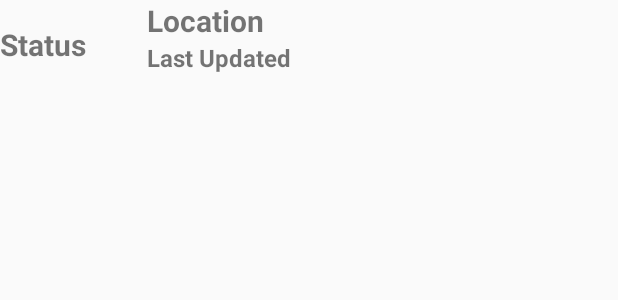
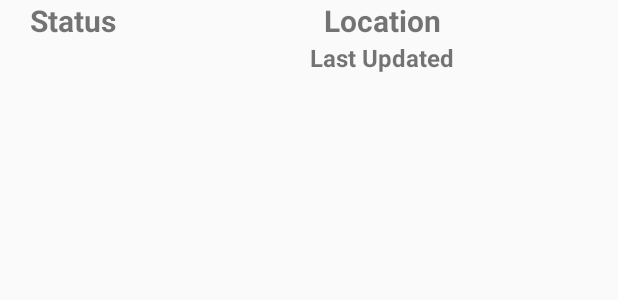
Before and after one commit to fzkfzkqq/mapboxv1.0, an Android app: the layout bushfire_item_list.xml on its own in the app's theme, with its tools: preview values and no code run, on a phone screen of 412 x 824 dp. Shown: the top 300 px of the screen. Run offline under Robolectric (Android 15) with nearby library versions, the phone set to English and light mode, and no system bars.

Commit message:
changes to list

```diff
--- a/app/src/main/res/layout/bushfire_item_list.xml
+++ b/app/src/main/res/layout/bushfire_item_list.xml
@@ -2,12 +2,15 @@
 <LinearLayout xmlns:android="http://schemas.android.com/apk/res/android"
     android:layout_width="match_parent"
     android:layout_height="wrap_content"
+    android:orientation="vertical">
+
+<LinearLayout
+    android:layout_width="match_parent"
+    android:layout_height="wrap_content"
     android:orientation="horizontal">
-
-
     <LinearLayout
         android:layout_width="100dp"
-        android:layout_height="match_parent"
+        android:layout_height="wrap_content"
         android:orientation="vertical"
         android:layout_weight="1"
         android:gravity="center"
@@ -18,8 +21,11 @@
             android:layout_width="match_parent"
             android:layout_height="wrap_content"
             android:text="Status"
+            android:gravity="center"
             android:textSize="20sp"
-            android:textStyle="bold"></TextView>
+            android:textStyle="bold">
+
+        </TextView>
 
     </LinearLayout>
     <LinearLayout
@@ -35,7 +41,8 @@
         android:layout_height="wrap_content"
         android:text="Location"
         android:textSize="20sp"
-        android:textStyle="bold">
+        android:textStyle="bold"
+        android:gravity="center">
 
     </TextView>
 
@@ -46,8 +53,59 @@
         android:layout_marginBottom="10dp"
         android:text="Last Updated"
         android:textSize="16sp"
-        android:textStyle="bold">
+        android:textStyle="bold"
+        android:gravity="center">
         </TextView>
     </LinearLayout>
+</LinearLayout>
+
+<!--<LinearLayout-->
+<!--    android:layout_width="match_parent"-->
+<!--    android:layout_height="match_parent"-->
+<!--    android:orientation="vertical"-->
+<!--    android:clickable="true"-->
+<!--    android:visibility="visible"-->
+<!--    android:id="@+id/lpulldown">-->
+<!--    <LinearLayout-->
+<!--        android:layout_width="match_parent"-->
+<!--        android:layout_height="match_parent"-->
+<!--        android:orientation="horizontal"-->
+<!--        >-->
+<!--        <TextView-->
+<!--            android:layout_width="match_parent"-->
+<!--            android:layout_height="match_parent"-->
+<!--            android:id="@+id/lat"-->
+<!--            android:text="FUCK YOU BITCH">-->
+<!--        </TextView>-->
+<!--        <TextView-->
+<!--            android:layout_width="match_parent"-->
+<!--            android:layout_height="match_parent"-->
+<!--            android:id="@+id/longi"-->
+<!--            android:text="FUCK YOU BITCH">-->
+<!--        </TextView>-->
+
+<!--    </LinearLayout>-->
+
+<!--    <LinearLayout-->
+
+<!--        android:layout_width="match_parent"-->
+<!--        android:layout_height="match_parent"-->
+<!--        android:orientation="horizontal"-->
+<!--        android:visibility="gone">-->
+<!--        <TextView-->
+<!--            android:layout_width="match_parent"-->
+<!--            android:layout_height="match_parent"-->
+<!--            android:id="@+id/loc"-->
+<!--            android:text="FUCK YOU BITCH">-->
+<!--        </TextView>-->
+<!--        <TextView-->
+<!--            android:layout_width="match_parent"-->
+<!--            android:layout_height="match_parent"-->
+<!--            android:id="@+id/stat"-->
+<!--            android:text="FUCK YOU BITCH">-->
+<!--        </TextView>-->
+
+<!--    </LinearLayout>-->
+<!--</LinearLayout>-->
 
 </LinearLayout>
--- a/app/src/main/res/layout/view_bushfirelow.xml
+++ b/app/src/main/res/layout/view_bushfirelow.xml
@@ -1,6 +1,6 @@
 <RelativeLayout
     xmlns:android="http://schemas.android.com/apk/res/android"
-    android:layout_width="wrap_content" android:layout_height="wrap_content"
+    android:layout_width="match_parent" android:layout_height="wrap_content"
     android:orientation="vertical">
     <ScrollView
         android:layout_height="match_parent"
--- a/app/src/main/res/layout/view_highbushfire.xml
+++ b/app/src/main/res/layout/view_highbushfire.xml
@@ -1,6 +1,6 @@
 <RelativeLayout
     xmlns:android="http://schemas.android.com/apk/res/android"
-    android:layout_width="wrap_content" android:layout_height="wrap_content"
+    android:layout_width="match_parent" android:layout_height="wrap_content"
     android:orientation="vertical">
     <ScrollView
         android:layout_height="match_parent"
--- a/app/src/main/res/layout/view_highflood.xml
+++ b/app/src/main/res/layout/view_highflood.xml
@@ -1,6 +1,6 @@
 <RelativeLayout
     xmlns:android="http://schemas.android.com/apk/res/android"
-    android:layout_width="wrap_content" android:layout_height="wrap_content"
+    android:layout_width="match_parent" android:layout_height="wrap_content"
     android:orientation="vertical">
     <ScrollView
         android:layout_height="match_parent"
--- a/app/src/main/res/layout/view_lowflood.xml
+++ b/app/src/main/res/layout/view_lowflood.xml
@@ -1,6 +1,6 @@
 <RelativeLayout
     xmlns:android="http://schemas.android.com/apk/res/android"
-    android:layout_width="wrap_content" android:layout_height="wrap_content"
+    android:layout_width="match_parent" android:layout_height="wrap_content"
     android:orientation="vertical">
     <ScrollView
         android:layout_height="match_parent"
--- a/app/src/main/res/layout/view_medflood.xml
+++ b/app/src/main/res/layout/view_medflood.xml
@@ -1,6 +1,6 @@
 <RelativeLayout
     xmlns:android="http://schemas.android.com/apk/res/android"
-    android:layout_width="wrap_content" android:layout_height="wrap_content"
+    android:layout_width="match_parent" android:layout_height="wrap_content"
     android:orientation="vertical">
     <ScrollView
         android:layout_height="match_parent"
--- a/app/src/main/res/layout/view_meidumbushfire.xml
+++ b/app/src/main/res/layout/view_meidumbushfire.xml
@@ -1,6 +1,6 @@
 <RelativeLayout
     xmlns:android="http://schemas.android.com/apk/res/android"
-    android:layout_width="wrap_content" android:layout_height="wrap_content"
+    android:layout_width="match_parent" android:layout_height="wrap_content"
     android:orientation="vertical">
     <ScrollView
         android:layout_height="match_parent"
```
Also changed, not shown: app/src/main/java/com/d26/mapbox/Activities/BushfireListActivity.java (+28 -25 lines), 4 other files.
